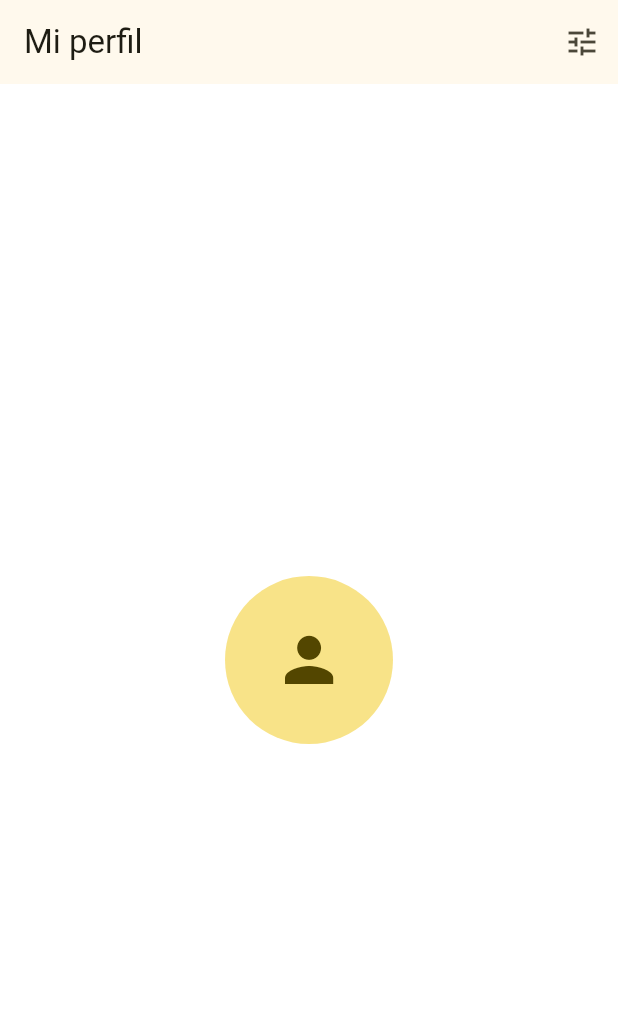
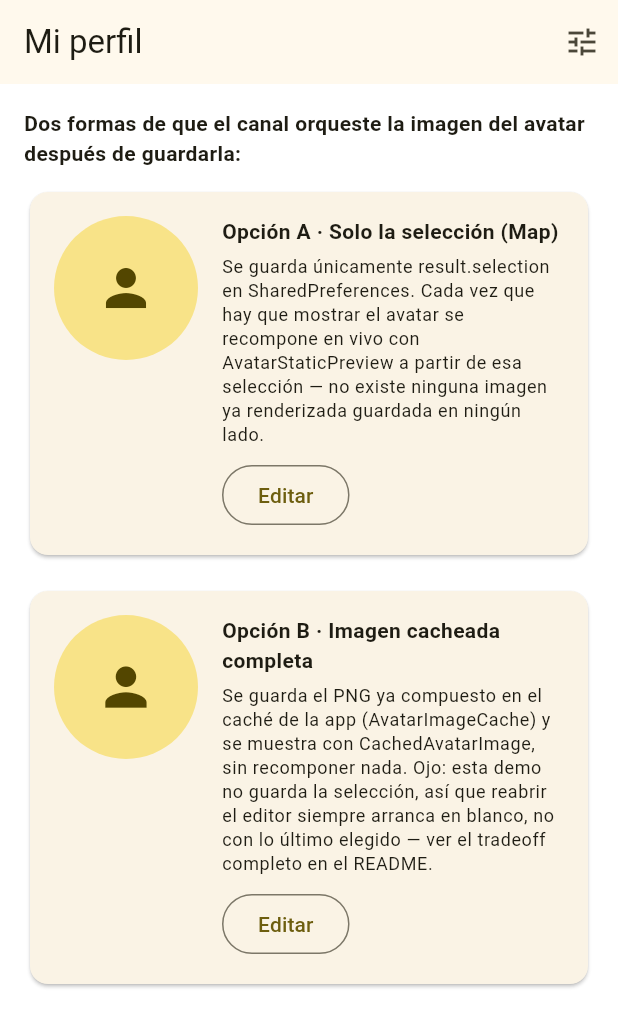
Before and after one commit to dacolora/avatar_flutter, a Flutter app: the screen it shows after launch, on a phone screen of 412 x 824 dp. Shown: the top 1027 px of the screen. Run offline on Flutter 3.47's test engine with Material 3 defaults, Android fonts, the phone set to English and light mode, and no system bars; our stand-ins replace equatable, flutter_svg, shared_preferences; missing offline and left inert: home_widget.

Commit message:
Separa ProfileScreen en dos tarjetas para comparar cómo orquestar el avatar
Antes un solo flujo de guardado hacía las dos cosas a la vez (persistir la
selección Y cachear la imagen), mezclando ambas estrategias. Ahora
MapOnlyAvatarCard y CachedImageAvatarCard son independientes, cada una con
su propio guardado y estado: la Opción A solo persiste result.selection y
recompone con AvatarStaticPreview; la Opción B solo cachea result.imageBytes
(AvatarImageCache) y muestra con CachedAvatarImage, arrastrando también la
sincronización del widget nativo y la descarga en JPG. El tradeoff de cada
una (costo de guardar/mostrar, y si reabrir el editor recuerda la selección)
queda visible en la propia UI del ejemplo y documentado en el README.

Co-Authored-By: Claude Sonnet 5 <noreply@anthropic.com>
Claude-Session: https://claude.ai/code/session_01L1STVWuk1D1mi8ZimEu8rm

```diff
--- a/example/lib/main.dart
+++ b/example/lib/main.dart
@@ -30,180 +30,23 @@ class AvatarFlutterExampleApp extends StatelessWidget {
   }
 }
 
-class ProfileScreen extends StatefulWidget {
+/// Esta pantalla existe para que un canal pueda **comparar en vivo** las dos
+/// formas de orquestar la imagen del avatar después de guardarlo, cada una
+/// en su propia tarjeta, con su propio botón "Editar" y su propio estado —
+/// deliberadamente sin compartir nada entre sí, para que la diferencia
+/// quede notoria:
+///
+/// * [MapOnlyAvatarCard] — Opción A: solo se persiste el `Map<String,
+///   String>` de la selección; la imagen se recompone en vivo cada vez con
+///   `AvatarStaticPreview`.
+/// * [CachedImageAvatarCard] — Opción B: se persiste el PNG ya renderizado
+///   en el caché del celular (`AvatarImageCache`) y se muestra con
+///   `CachedAvatarImage`, sin recomponer nada.
+///
+/// Ver el README, sección "Dos formas de orquestar la imagen del avatar",
+/// para el detalle de qué gana y qué pierde cada una.
+class ProfileScreen extends StatelessWidget {
   const ProfileScreen({super.key});
-
-  @override
-  State<ProfileScreen> createState() => _ProfileScreenState();
-}
-
-class _ProfileScreenState extends State<ProfileScreen> {
-  /// Se incrementa cada vez que se guarda un avatar nuevo, y se usa como
-  /// `key` de [CachedAvatarImage] en [build] para forzarlo a releer el
-  /// archivo de [AvatarImageCache] (un `FutureBuilder` con la misma `key`
-  /// no vuelve a ejecutar su `future`, así que sin esto seguiría mostrando
-  /// la imagen vieja hasta el próximo rebuild "de casualidad"). El avatar
-  /// en sí ya no se guarda en un campo en memoria: vive en el caché del
-  /// celular (ver [AvatarImageCache]), no aquí.
-  int _avatarCacheVersion = 0;
-
-  /// La selección guardada la última vez (ver [_loadSavedSelection]),
-  /// cargada en [initState]. Se le pasa a [CachedAvatarImage] como
-  /// respaldo: si el caché de imagen (ver [AvatarImageCache]) todavía no
-  /// existe o el sistema operativo ya lo liberó, se recompone el avatar con
-  /// `AvatarStaticPreview` a partir de esta selección en vez de mostrar un
-  /// placeholder vacío.
-  Map<String, String>? _savedSelection;
-
-  @override
-  void initState() {
-    super.initState();
-    _loadSavedSelection().then((selection) {
-      if (mounted && selection.isNotEmpty) {
-        setState(() => _savedSelection = selection);
-      }
-    });
-  }
-
-  /// Llave bajo la que se guarda la selección del avatar en
-  /// `SharedPreferences`. `SharedPreferences` solo almacena tipos simples
-  /// (`String`, `int`, `bool`, `double`, `List<String>`), no mapas, así que
-  /// la selección (`Map<String, String>`) se guarda codificada como una
-  /// cadena JSON con `jsonEncode`/`jsonDecode` de `dart:convert`.
-  static const _selectionPrefsKey = 'avatar_selection';
-
-  /// Lee la selección guardada la última vez, si existe. Se le pasa
-  /// directamente a [AvatarCreatorConfig.initialSelection], que acepta un
-  /// `Future<Map<String, String>>` precisamente para casos como este: leer
-  /// de `SharedPreferences` es una operación asíncrona
-  /// (`SharedPreferences.getInstance()` devuelve un `Future`), así que la
-  /// librería no puede pedir el mapa ya resuelto de forma síncrona.
-  Future<Map<String, String>> _loadSavedSelection() async {
-    final prefs = await SharedPreferences.getInstance();
-    final json = prefs.getString(_selectionPrefsKey);
-    if (json == null) return {};
-    return Map<String, String>.from(jsonDecode(json) as Map);
-  }
-
-  /// Guarda la selección final (`result.selection`) para poder reabrir el
-  /// creador la próxima vez con [_loadSavedSelection] mostrando lo mismo que
-  /// el usuario había elegido.
-  Future<void> _saveSelection(Map<String, String> selection) async {
-    final prefs = await SharedPreferences.getInstance();
-    await prefs.setString(_selectionPrefsKey, jsonEncode(selection));
-  }
-
-  /// Escribe `result.toJpg()` a un archivo en el almacenamiento propio de la
-  /// app y devuelve la ruta. Es el paso que falta después de generar los
-  /// bytes del JPG (`AvatarCreatorResult.toJpg`, en la librería) para que la
-  /// imagen sea *descargable* de verdad y no solo bytes en memoria — acá es
-  /// donde ese paso le toca al canal, igual que ya pasa con
-  /// `_saveSelection`.
-  Future<String> _downloadAvatarAsJpg(AvatarCreatorResult result) async {
-    final jpgBytes = await result.toJpg();
-    final directory = await getApplicationDocumentsDirectory();
-    final file = File(
-      '${directory.path}/avatar_${DateTime.now().millisecondsSinceEpoch}.jpg',
-    );
-    await file.writeAsBytes(jpgBytes);
-    return file.path;
-  }
-
-  /// Abre la pantalla del creador de avatar y reacciona a su resultado.
-  ///
-  /// Este método concentra el ejemplo más claro de la frontera de
-  /// responsabilidades: [AvatarCreatorScreen.push] (la librería) se encarga
-  /// de toda la experiencia de selección y de generar la imagen; en cuanto
-  /// esa función retorna, **todo lo que sigue es código del canal** —
-  /// decidir qué hacer con `result.imageBytes` y `result.selection`, en este
-  /// caso guardándolos con `shared_preferences`.
-  Future<void> _openAvatarCreator() async {
-    final result = await AvatarCreatorScreen.push(
-      context,
-      config: AvatarCreatorConfig(
-        initialSelection: _loadSavedSelection(),
-        // El canal puede personalizar los altos del preview (por ejemplo,
-        // si su propio header ya ocupa espacio y necesita uno más chico).
-        // Si se omiten estos dos, la librería usa 249/160 por defecto.
-        previewExpandedHeight: 249,
-        previewCollapsedHeight: 160,
-        // Hooks de tagueo sugeridos: el canal decide si/cómo los envía.
-        onView: () => debugPrint('tag: avatar_creator_view'),
-        onSave: () => debugPrint('tag: avatar_save'),
-        onSaveSuccess: (_) => debugPrint('tag: avatar_save_success'),
-        onSaveError: (_) => debugPrint('tag: avatar_save_error'),
-      ),
-    );
-
-    // El widget solo genera la imagen y la selección; sincronizarlas es
-    // responsabilidad del canal (ver "Reglas de uso"). result.imageBytes
-    // sigue disponible si el canal necesita los bytes crudos (por ejemplo,
-    // para subirlos a un servidor); result.imageProvider es la versión ya
-    // lista para mostrarse en un widget de imagen.
-    if (result is AvatarCreatorResult) {
-      await _saveSelection(result.selection);
-      // El PNG compuesto se guarda en el caché de la app (en el celular de
-      // quien la está usando, no en memoria ni en esta computadora) para
-      // que cualquier pantalla lo pueda mostrar sin volver a componerlo —
-      // ver [AvatarImageCache] y [CachedAvatarImage].
-      await AvatarImageCache.save(result.imageBytes);
-      if (mounted) {
-        setState(() {
-          _avatarCacheVersion++;
-          _savedSelection = result.selection;
-        });
-      }
-      // Además de cachear el PNG, se sincroniza con el widget nativo de
-      // pantalla de inicio (ver README, "Widget de pantalla de inicio (iOS
-      // y Android)").
-      await AvatarHomeWidgetSync.sync(result.imageBytes);
-      // Y se descarga una copia en JPG (ver README, "Descargar el avatar
-      // como JPG").
-      final jpgPath = await _downloadAvatarAsJpg(result);
-      if (mounted) {
-        ScaffoldMessenger.of(context).showSnackBar(
-          SnackBar(content: Text('Avatar descargado como JPG: $jpgPath')),
-        );
-      }
-    }
-  }
-
-  /// Patrón "Hazlo" de la especificación: ofrecer el widget como alternativa
-  /// dentro del flujo de edición de imagen normal (Cámara / Galería / Avatar).
-  Future<void> _openEditImageSheet() async {
-    await showModalBottomSheet<void>(
-      context: context,
-      builder: (context) => SafeArea(
-        child: Column(
-          mainAxisSize: MainAxisSize.min,
-          children: [
-            ListTile(
-              leading: const Icon(Icons.camera_alt_outlined),
-              title: const Text('Cámara'),
-              onTap: () => Navigator.of(context).pop(),
-            ),
-            ListTile(
-              leading: const Icon(Icons.photo_library_outlined),
-              title: const Text('Galería'),
-              onTap: () => Navigator.of(context).pop(),
-            ),
-            ListTile(
-              leading: const Icon(Icons.face_retouching_natural_outlined),
-              title: const Text('Avatar'),
-              onTap: () {
-                Navigator.of(context).pop();
-                _openAvatarCreator();
-              },
-            ),
-            ListTile(
-              title: const Text('Cerrar'),
-              onTap: () => Navigator.of(context).pop(),
-            ),
-          ],
-        ),
-      ),
-    );
-  }
 
   @override
   Widget build(BuildContext context) {
@@ -221,21 +64,226 @@ class _ProfileScreenState extends State<ProfileScreen> {
           ),
         ],
       ),
-      body: Center(
-        child: Semantics(
-          label: 'Foto de perfil',
-          button: true,
-          child: GestureDetector(
-            onTap: _openEditImageSheet,
-            // `key: ValueKey(_avatarCacheVersion)` es lo que fuerza a
-            // releer el archivo del caché después de guardar un avatar
-            // nuevo (ver el comentario de `_avatarCacheVersion`).
-            child: CachedAvatarImage(
-              key: ValueKey(_avatarCacheVersion),
-              radius: 56,
-              selectionFallback: _savedSelection,
+      body: ListView(
+        padding: const EdgeInsets.all(16),
+        children: const [
+          Text(
+            'Dos formas de que el canal orqueste la imagen del avatar '
+            'después de guardarla:',
+            style: TextStyle(fontWeight: FontWeight.w600),
+          ),
+          SizedBox(height: 12),
+          MapOnlyAvatarCard(),
+          SizedBox(height: 16),
+          CachedImageAvatarCard(),
+        ],
+      ),
+    );
+  }
+}
+
+/// Opción A: el canal solo persiste `result.selection` — el mismo
+/// `Map<String, String>` que ya usaba este ejemplo antes de tener caché de
+/// imagen. Nunca toca `AvatarImageCache`, el widget nativo ni el JPG
+/// descargable: es la orquestación más liviana posible (unas pocas decenas
+/// de bytes en `SharedPreferences`), a costa de tener que **recomponer**
+/// el avatar con `AvatarStaticPreview` cada vez que hay que mostrarlo, en
+/// vez de mostrar una imagen ya lista.
+///
+/// Como la selección sí queda guardada, reabrir el editor (`_edit`) arranca
+/// mostrando la misma elección de la última vez.
+class MapOnlyAvatarCard extends StatefulWidget {
+  const MapOnlyAvatarCard({super.key});
+
+  @override
+  State<MapOnlyAvatarCard> createState() => _MapOnlyAvatarCardState();
+}
+
+class _MapOnlyAvatarCardState extends State<MapOnlyAvatarCard> {
+  /// Llave propia (distinta de cualquier otra) para que esta demo no
+  /// comparta almacenamiento con [CachedImageAvatarCard] — cada tarjeta
+  /// tiene que poder guardarse y perderse de forma completamente
+  /// independiente.
+  static const _prefsKey = 'avatar_selection_map_only';
+
+  Map<String, String>? _selection;
+
+  @override
+  void initState() {
+    super.initState();
+    _load().then((selection) {
+      if (mounted && selection.isNotEmpty) {
+        setState(() => _selection = selection);
+      }
+    });
+  }
+
+  Future<Map<String, String>> _load() async {
+    final prefs = await SharedPreferences.getInstance();
+    final json = prefs.getString(_prefsKey);
+    if (json == null) return {};
+    return Map<String, String>.from(jsonDecode(json) as Map);
+  }
+
+  Future<void> _save(Map<String, String> selection) async {
+    final prefs = await SharedPreferences.getInstance();
+    await prefs.setString(_prefsKey, jsonEncode(selection));
+  }
+
+  Future<void> _edit() async {
+    final result = await AvatarCreatorScreen.push(
+      context,
+      config: AvatarCreatorConfig(initialSelection: _load()),
+    );
+    if (result is AvatarCreatorResult) {
+      // Deliberadamente lo único que se persiste: result.imageBytes se
+      // descarta acá mismo, ni siquiera se mira.
+      await _save(result.selection);
+      if (mounted) setState(() => _selection = result.selection);
+    }
+  }
+
+  @override
+  Widget build(BuildContext context) {
+    return _OrchestrationCard(
+      title: 'Opción A · Solo la selección (Map)',
+      description:
+          'Se guarda únicamente result.selection en SharedPreferences. Cada '
+          'vez que hay que mostrar el avatar se recompone en vivo con '
+          'AvatarStaticPreview a partir de esa selección — no existe ninguna '
+          'imagen ya renderizada guardada en ningún lado.',
+      avatar: _selection != null
+          ? AvatarStaticPreview(selection: _selection!, size: 96)
+          : const CircleAvatar(
+              radius: 48, child: Icon(Icons.person, size: 40)),
+      onEdit: _edit,
+    );
+  }
+}
+
+/// Opción B: el canal persiste el PNG ya compuesto en el caché de la app
+/// (`AvatarImageCache`, en el celular de quien la usa) y lo muestra con
+/// `CachedAvatarImage`, que lo relee directo del archivo — más rápido de
+/// mostrar, sin recomponer nada. De paso, dispara los otros dos usos que ya
+/// necesitan esos mismos bytes: la sincronización con el widget nativo de
+/// pantalla de inicio y la descarga como JPG.
+///
+/// A propósito, esta tarjeta **no** guarda `result.selection` en ningún
+/// lado: así queda notorio el otro lado del tradeoff frente a la Opción
+/// A — reabrir el editor (`_edit`) siempre arranca en blanco, no con la
+/// última elección, porque no hay ningún mapa guardado con el que
+/// prellenarlo.
+class CachedImageAvatarCard extends StatefulWidget {
+  const CachedImageAvatarCard({super.key});
+
+  @override
+  State<CachedImageAvatarCard> createState() => _CachedImageAvatarCardState();
+}
+
+class _CachedImageAvatarCardState extends State<CachedImageAvatarCard> {
+  /// Se incrementa en cada guardado y se usa como `key` de
+  /// [CachedAvatarImage] para forzarlo a releer el archivo del caché (ver
+  /// el mismo patrón, con más detalle, en el README).
+  int _cacheVersion = 0;
+
+  Future<void> _edit() async {
+    final result = await AvatarCreatorScreen.push(
+      context,
+      // Sin initialSelection: esta orquestación no guarda el mapa en
+      // ningún lado (ver el docComment de la clase), así que no hay nada
+      // con qué prellenar el editor la próxima vez.
+      config: const AvatarCreatorConfig(),
+    );
+    if (result is AvatarCreatorResult) {
+      await AvatarImageCache.save(result.imageBytes);
+      if (mounted) setState(() => _cacheVersion++);
+      // Los mismos bytes ya cacheados alimentan, de paso, el widget nativo
+      // de pantalla de inicio (ver README, "Widget de pantalla de inicio
+      // (iOS y Android)") y la descarga en JPG (ver README, "Descargar el
+      // avatar como JPG").
+      await AvatarHomeWidgetSync.sync(result.imageBytes);
+      final jpgPath = await _downloadAvatarAsJpg(result);
+      if (mounted) {
+        ScaffoldMessenger.of(context).showSnackBar(
+          SnackBar(content: Text('Avatar descargado como JPG: $jpgPath')),
+        );
+      }
+    }
+  }
+
+  @override
+  Widget build(BuildContext context) {
+    return _OrchestrationCard(
+      title: 'Opción B · Imagen cacheada completa',
+      description:
+          'Se guarda el PNG ya compuesto en el caché de la app '
+          '(AvatarImageCache) y se muestra con CachedAvatarImage, sin '
+          'recomponer nada. Ojo: esta demo no guarda la selección, así que '
+          'reabrir el editor siempre arranca en blanco, no con lo último '
+          'elegido — ver el tradeoff completo en el README.',
+      avatar: CachedAvatarImage(key: ValueKey(_cacheVersion), radius: 48),
+      onEdit: _edit,
+    );
+  }
+}
+
+/// Escribe `result.toJpg()` a un archivo en el almacenamiento propio de la
+/// app y devuelve la ruta — el paso que falta después de generar los bytes
+/// del JPG (`AvatarCreatorResult.toJpg`, en la librería) para que la imagen
+/// sea *descargable* de verdad y no solo bytes en memoria.
+Future<String> _downloadAvatarAsJpg(AvatarCreatorResult result) async {
+  final jpgBytes = await result.toJpg();
+  final directory = await getApplicationDocumentsDirectory();
+  final file = File(
+    '${directory.path}/avatar_${DateTime.now().millisecondsSinceEpoch}.jpg',
+  );
+  await file.writeAsBytes(jpgBytes);
+  return file.path;
+}
+
+/// Layout compartido por las dos tarjetas de comparación: un avatar a la
+/// izquierda (tocarlo también abre el editor, igual que el botón), un
+/// título, una explicación corta del tradeoff, y el botón "Editar".
+class _OrchestrationCard extends StatelessWidget {
+  const _OrchestrationCard({
+    required this.title,
+    required this.description,
+    required this.avatar,
+    required this.onEdit,
+  });
+
+  final String title;
+  final String description;
+  final Widget avatar;
+  final VoidCallback onEdit;
+
+  @override
+  Widget build(BuildContext context) {
+    return Card(
+      child: Padding(
+        padding: const EdgeInsets.all(16),
+        child: Row(
+          crossAxisAlignment: CrossAxisAlignment.start,
+          children: [
+            GestureDetector(
+              onTap: onEdit,
+              child: Semantics(label: title, button: true, child: avatar),
             ),
-          ),
+            const SizedBox(width: 16),
+            Expanded(
+              child: Column(
+                crossAxisAlignment: CrossAxisAlignment.start,
+                children: [
+                  Text(title,
+                      style: const TextStyle(fontWeight: FontWeight.bold)),
+                  const SizedBox(height: 6),
+                  Text(description, style: Theme.of(context).textTheme.bodySmall),
+                  const SizedBox(height: 8),
+                  OutlinedButton(onPressed: onEdit, child: const Text('Editar')),
+                ],
+              ),
+            ),
+          ],
         ),
       ),
     );
```
Also changed, not shown: example/lib/avatar_home_widget_sync.dart (+6 -5 lines), 2 other files.
